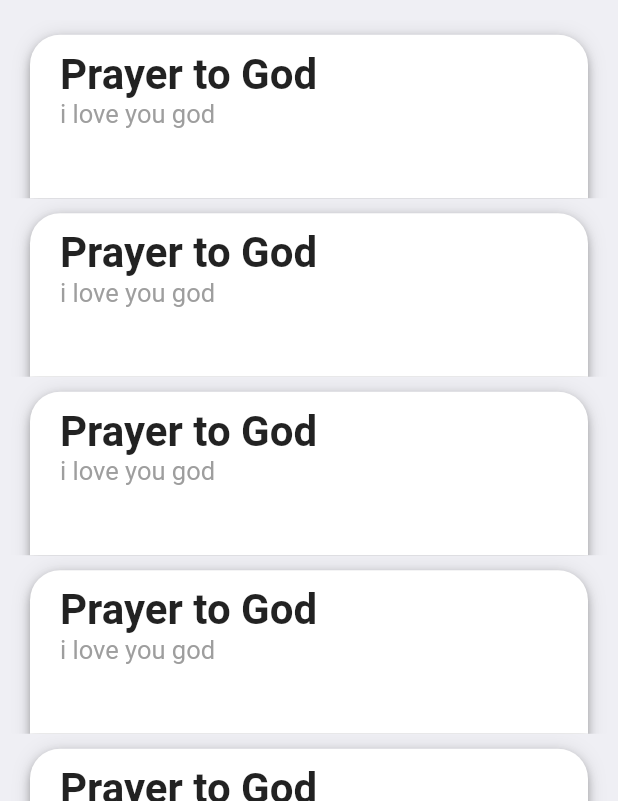
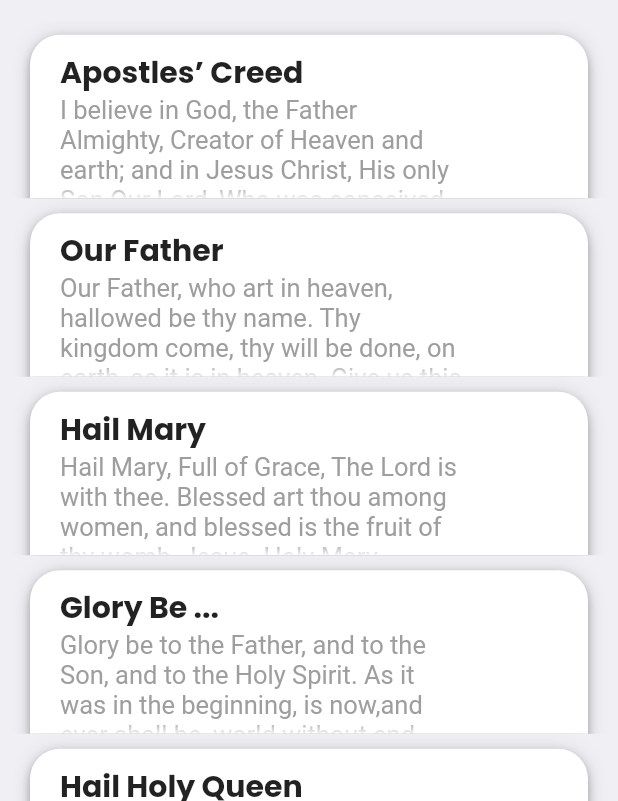
Before and after one commit to lewiseman/rosary, a Flutter app: the Prayers screen opened directly, on a phone screen of 412 x 824 dp, the part 435-1236 px from its top. Run offline on Flutter 3.47's test engine with Material 2 defaults, Android fonts, the phone set to English and light mode, and no system bars; our stand-ins replace google_fonts.

Commit message:
Rosary App 1

```diff
--- a/lib/data/prayers.dart
+++ b/lib/data/prayers.dart
@@ -1,111 +1,111 @@
 const PRAYER_DATA = [
   {
-    'title': 'Prayer to God',
+    'name': 'Apostles’ Creed',
+    'prayer':
+        'I believe in God, the Father Almighty, Creator of Heaven and earth; and in Jesus Christ, His only Son Our Lord, Who was conceived by the Holy Spirit, born of the Virgin Mary, suffered under Pontius Pilate, was crucified, died, and was buried. He descended into Hell; the third day He rose again from the dead; He ascended into Heaven, and sitteth at the right hand of God, the Father almighty; from thence He shall come to judge the living and the dead. I believe in the Holy Spirit, the holy Catholic Church, the communion of saints, the forgiveness of sins, the resurrection of the body and life everlasting.'
+  },
+  {
+    'name': 'Our Father',
+    'prayer':
+        'Our Father, who art in heaven, hallowed be thy name. Thy kingdom come, thy will be done, on earth, as it is in heaven. Give us this day our daily bread and forgive us our trespasses as we forgive those who trespass against us; and lead us not into temptation, but deliver us from evil.'
+  },
+  {
+    'name': 'Hail Mary',
+    'prayer':
+        'Hail Mary, Full of Grace, The Lord is with thee. Blessed art thou among women, and blessed is the fruit of thy womb, Jesus. Holy Mary, Mother of God, pray for us sinners now, and at the hour of our death',
+  },
+  {
+    'name': 'Glory Be ...',
+    'prayer':
+        'Glory be to the Father, and to the Son, and to the Holy Spirit. As it was in the beginning, is now,and ever shall be, world without end.'
+  },
+  {
+    'name': 'Hail Holy Queen',
+    'prayer':
+        'Hail, holy Queen, mother of mercy, our life, our sweetness, and our hope. To thee do we cry, poor banished children of Eve. To thee do we send up our sighs mourning and weeping in this valley of tears. Turn then, most gracious advocate, thine eyes of mercy toward us, and after this our exile show us the blessed fruit of thy womb, Jesus. O clement, O loving, O sweet Virgin Mary. Pray for us, O Holy Mother of God. That we may be made worthy of the promises of Christ.'
+  },
+  {
+    'name': 'Prayer to God',
     'preview': 'l love ..',
     'prayer': 'i love you god'
   },
   {
-    'title': 'Prayer to God',
+    'name': 'Prayer to God',
     'preview': 'l love ..',
     'prayer': 'i love you god'
   },
   {
-    'title': 'Prayer to God',
+    'name': 'Prayer to God',
     'preview': 'l love ..',
     'prayer': 'i love you god'
   },
   {
-    'title': 'Prayer to God',
+    'name': 'Prayer to God',
     'preview': 'l love ..',
     'prayer': 'i love you god'
   },
   {
-    'title': 'Prayer to God',
+    'name': 'Prayer to God',
     'preview': 'l love ..',
     'prayer': 'i love you god'
   },
   {
-    'title': 'Prayer to God',
+    'name': 'Prayer to God',
     'preview': 'l love ..',
     'prayer': 'i love you god'
   },
   {
-    'title': 'Prayer to God',
+    'name': 'Prayer to God',
     'preview': 'l love ..',
     'prayer': 'i love you god'
   },
   {
-    'title': 'Prayer to God',
+    'name': 'Prayer to God',
     'preview': 'l love ..',
     'prayer': 'i love you god'
   },
   {
-    'title': 'Prayer to God',
+    'name': 'Prayer to God',
     'preview': 'l love ..',
     'prayer': 'i love you god'
   },
   {
-    'title': 'Prayer to God',
+    'name': 'Prayer to God',
     'preview': 'l love ..',
     'prayer': 'i love you god'
   },
   {
-    'title': 'Prayer to God',
+    'name': 'Prayer to God',
     'preview': 'l love ..',
     'prayer': 'i love you god'
   },
   {
-    'title': 'Prayer to God',
+    'name': 'Prayer to God',
     'preview': 'l love ..',
     'prayer': 'i love you god'
   },
   {
-    'title': 'Prayer to God',
+    'name': 'Prayer to God',
     'preview': 'l love ..',
     'prayer': 'i love you god'
   },
   {
-    'title': 'Prayer to God',
+    'name': 'Prayer to God',
     'preview': 'l love ..',
     'prayer': 'i love you god'
   },
   {
-    'title': 'Prayer to God',
+    'name': 'Prayer to God',
     'preview': 'l love ..',
     'prayer': 'i love you god'
   },
   {
-    'title': 'Prayer to God',
+    'name': 'Prayer to God',
     'preview': 'l love ..',
     'prayer': 'i love you god'
   },
   {
-    'title': 'Prayer to God',
-    'preview': 'l love ..',
-    'prayer': 'i love you god'
-  },
-  {
-    'title': 'Prayer to God',
-    'preview': 'l love ..',
-    'prayer': 'i love you god'
-  },
-  {
-    'title': 'Prayer to God',
-    'preview': 'l love ..',
-    'prayer': 'i love you god'
-  },
-  {
-    'title': 'Prayer to God',
-    'preview': 'l love ..',
-    'prayer': 'i love you god'
-  },
-  {
-    'title': 'Prayer to God',
-    'preview': 'l love ..',
-    'prayer': 'i love you god'
-  },
-  {
-    'title': 'Prayer to God',
+    'name': 'Prayer to God',
     'preview': 'l love ..',
     'prayer': 'i love you god'
   },
--- a/pubspec.yaml
+++ b/pubspec.yaml
@@ -15,6 +15,7 @@ dependencies:
   cupertino_icons: ^1.0.2
   google_fonts: ^2.1.0
   animations: ^2.0.0
+  share_plus: ^2.1.4
 
 dev_dependencies:
   flutter_test:
```
Also changed, not shown: lib/screens/more/root.dart (+6 -6 lines), lib/screens/prayers/prayers_list.dart (+7 -12 lines), lib/screens/prayers/root.dart (+17 -12 lines), lib/screens/prayers/single_prayer.dart (added, +97 -0 lines), assets/pray_a.png (added), assets/pray_b.png (added), pubspec.lock.
